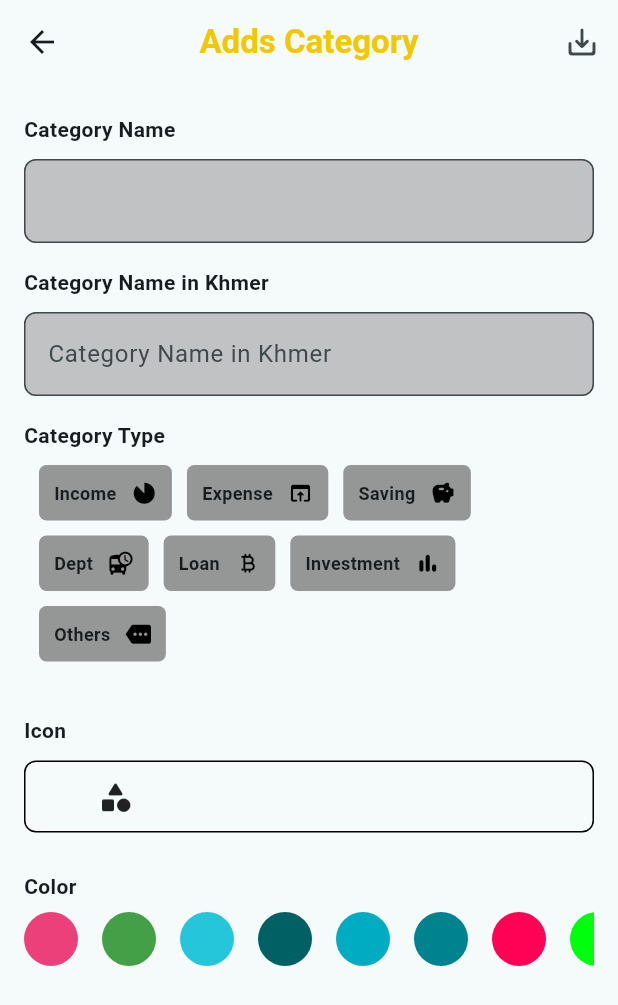
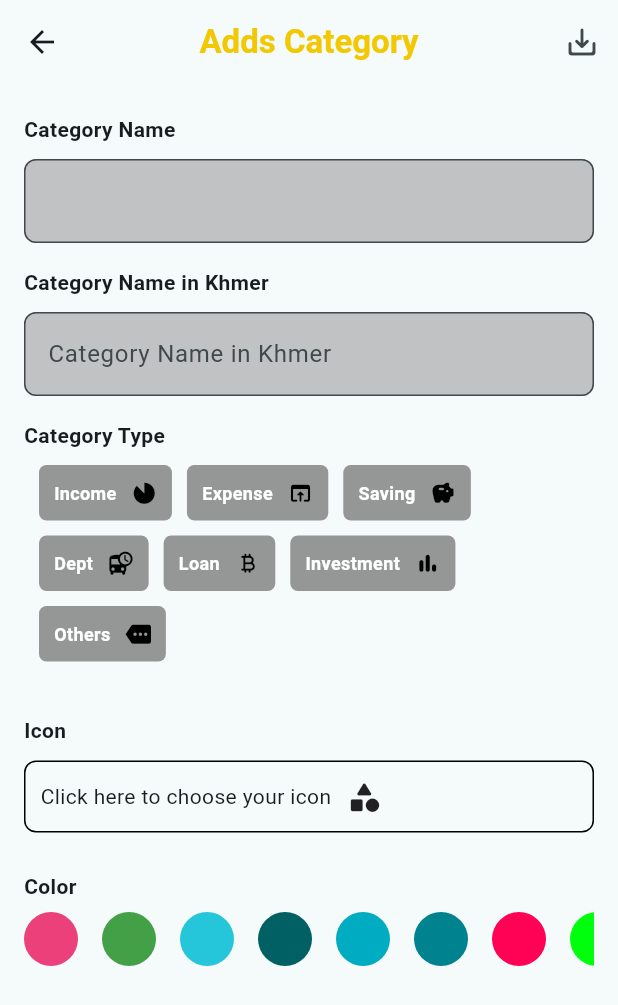
Before and after one commit to DiseirangCHHEUN/expense_tracker_ass, a Flutter app: the AddCategoryView screen opened directly, on a phone screen of 412 x 824 dp. Shown: the top 1005 px of the screen. Run offline on Flutter 3.47's test engine with Material 3 defaults, Android fonts, the phone set to English and light mode, and no system bars; our stand-ins replace get, google_fonts, hive, hive_flutter, icons_plus, image_cropper and 1 more; missing offline and left inert: curved_navigation_bar_with_label, flutter_iconpicker; accounts and stored records are empty.

Commit message:
add icon picker and fix bug with dark mode

```diff
--- a/lib/translation/app_translation.dart
+++ b/lib/translation/app_translation.dart
@@ -64,8 +64,10 @@ class AppTranslation extends Translations {
           'export data': 'Export data',
           'export data to excel': 'Export data to Excel',
           'pick an icon': 'Pick an icon',
+          'click here to choose your icon': 'Click here to choose your icon',
         },
         'km_KH': {
+          'click here to choose your icon': 'ចុចទីនេះដើម្បីជ្រើសរើសរូបដំណាង',
           'pick an icon': 'ជ្រើសរូបដំណាង',
           'export data to excel': 'ចម្លងទិន្នន័យចេញជា Excel',
           'export data': 'ចម្លងទិន្នន័យចេញ',
--- a/lib/views/auth/signup/signup_view.dart
+++ b/lib/views/auth/signup/signup_view.dart
@@ -91,7 +91,7 @@ class SignupView extends StatelessWidget {
                 suffixIcon: const SizedBox(),
               ),
               buildSignUpTextField(
-                hint: 'confirm password',
+                hint: 'Confirm password',
                 obscure: true,
                 controller: _authController.cPwdSignupController,
                 keyboardType: TextInputType.visiblePassword,
--- a/lib/views/category/add_category/add_category.dart
+++ b/lib/views/category/add_category/add_category.dart
@@ -1,9 +1,9 @@
 import 'package:expense_tracker/constants/app_size.dart';
 import 'package:expense_tracker/constants/color_constant.dart';
 import 'package:expense_tracker/utils/custom_appbar.dart';
-import 'package:expense_tracker/utils/custom_dialog.dart';
 import 'package:expense_tracker/utils/custom_textfield.dart';
 import 'package:expense_tracker/views/category/add_category/controller/add_category_controller.dart';
+import 'package:expense_tracker/views/setting/controller/setting_controller.dart';
 import 'package:flutter/material.dart';
 import 'package:get/get.dart';
 import 'data/constant_list.dart';
@@ -94,6 +94,7 @@ class AddCategoryView extends GetView<AddCategoryController> {
                                 style: const TextStyle(
                                   fontWeight: FontWeight.bold,
                                   fontSize: AppSizes.s12,
+                                  color: Colors.white,
                                 ),
                               ),
                               const SizedBox(width: AppSizes.p10),
@@ -118,24 +119,40 @@ class AddCategoryView extends GetView<AddCategoryController> {
           ),
           GestureDetector(
             onTap: () {
-              showDialog(
-                context: context,
-                builder: (context) {
-                  return buildPickIconDialog();
-                },
-              );
+              _addCateController.pickIcon(context);
             },
-            child: Container(
-              alignment: Alignment.centerLeft,
-              padding: const EdgeInsets.only(left: AppSizes.p24 * 2),
-              margin: const EdgeInsets.symmetric(vertical: AppSizes.p10),
-              width: Get.width,
-              height: AppSizes.p24 * 2,
-              decoration: BoxDecoration(
-                border: Border.all(),
-                borderRadius: BorderRadius.circular(AppSizes.m8),
-              ),
-              child: const Icon(Icons.category_rounded),
+            child: GetBuilder<AddCategoryController>(
+              builder: (context) {
+                return GetBuilder<SettingController>(
+                  builder: (controller) {
+                    return Container(
+                      alignment: Alignment.centerLeft,
+                      padding: const EdgeInsets.only(left: AppSizes.p10),
+                      margin:
+                          const EdgeInsets.symmetric(vertical: AppSizes.p10),
+                      width: Get.width,
+                      height: AppSizes.p24 * 2,
+                      decoration: BoxDecoration(
+                        border: Border.all(
+                          color: controller.isDarkMode
+                              ? Colors.white
+                              : Colors.black,
+                        ),
+                        borderRadius: BorderRadius.circular(AppSizes.m8),
+                      ),
+                      child: Row(
+                        children: [
+                          Text('click here to choose your icon'.tr),
+                          const SizedBox(width: AppSizes.p10),
+                          _addCateController.icon != null
+                              ? _addCateController.icon!
+                              : const Icon(Icons.category_rounded),
+                        ],
+                      ),
+                    );
+                  },
+                );
+              },
             ),
           ),
           const SizedBox(height: AppSizes.p16),
@@ -178,15 +195,4 @@ class AddCategoryView extends GetView<AddCategoryController> {
       ),
     );
   }
-
-  buildPickIconDialog() {
-    return CustomDialog(
-      title: 'pick an icon',
-      children: Wrap(
-        children: [
-          for (int i = 0; i < 100; i++) const Icon(Icons.category_rounded),
-        ],
-      ),
-    );
-  }
 }
--- a/lib/views/category/add_category/controller/add_category_controller.dart
+++ b/lib/views/category/add_category/controller/add_category_controller.dart
@@ -1,4 +1,6 @@
 import 'package:expense_tracker/views/category/add_category/data/constant_list.dart';
+import 'package:flutter/material.dart';
+import 'package:flutter_iconpicker/flutter_iconpicker.dart';
 import 'package:get/get.dart';
 
 class AddCategoryController extends GetxController {
@@ -20,4 +22,21 @@ class AddCategoryController extends GetxController {
     isColorSelected = true;
     update();
   }
+
+  Icon? icon;
+
+  pickIcon(BuildContext context) async {
+    IconData? iconData = await showIconPicker(
+      context,
+      iconSize: 30,
+      title: Text('pick an icon'.tr),
+      closeChild: Text('close'.tr),
+      searchHintText: 'search'.tr,
+      iconPackModes: [IconPack.cupertino],
+    );
+
+    icon = Icon(iconData);
+    update();
+    debugPrint('Picked Icon:  $iconData');
+  }
 }
```
